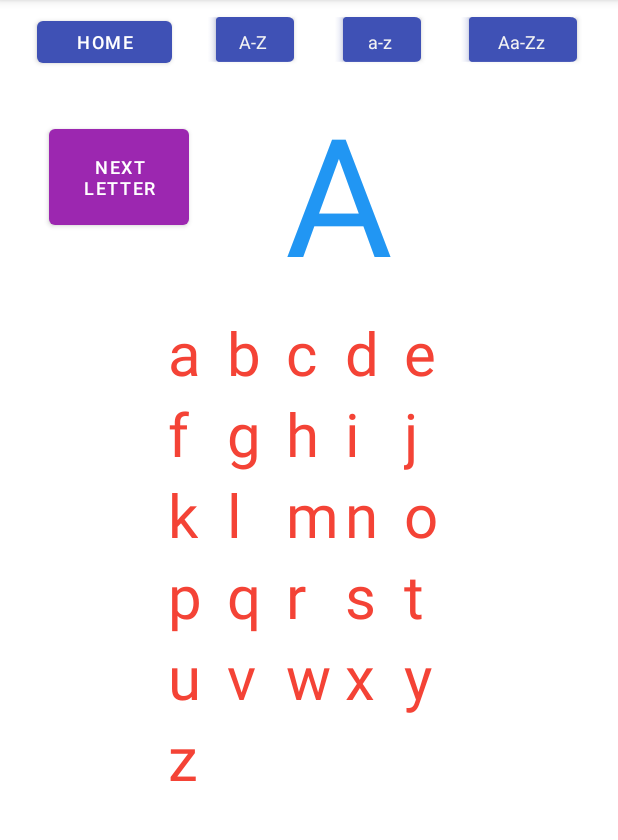
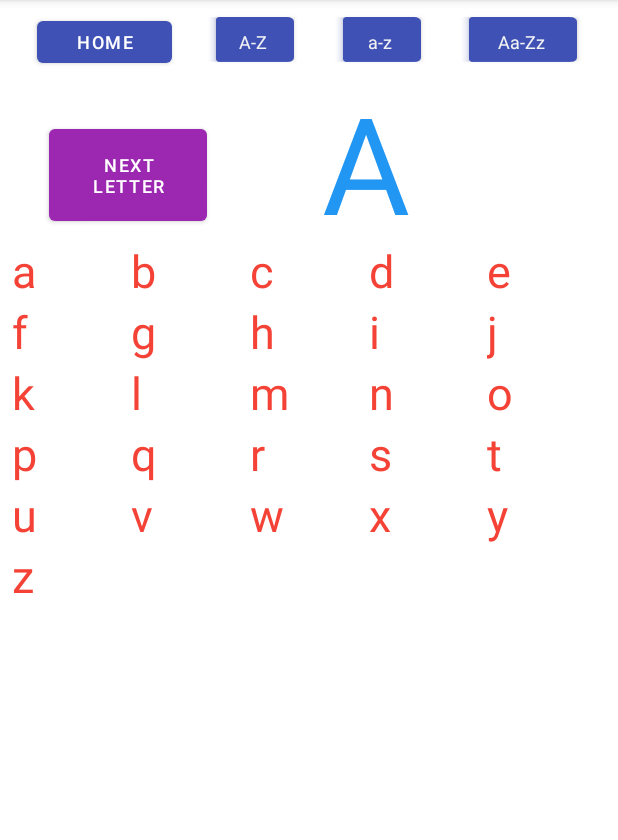
Before and after one commit to sanjeevchougala/AndroidStudioProjects, an Android app: the AlphabetsActivity screen opened directly, with no data from a screen before it, on a phone screen of 412 x 824 dp, the part 84-924 px from its top. Run offline under Robolectric (Android 15) with nearby library versions, the phone set to English and light mode, and no system bars.

Commit message:
updated chowkabara

```diff
--- a/Chowkabara2/app/src/main/java/com/funofuntime/chowkabara/IconAdapter.kt
+++ b/Chowkabara2/app/src/main/java/com/funofuntime/chowkabara/IconAdapter.kt
@@ -23,6 +23,10 @@ class IconAdapter(val icons: ArrayList<Icon>) :
         }
 
         override fun onClick(v: View?) {
+                if(ChowkaBaraBoard.diceValue == 0) {
+                    (view.context as GameActivity).messagePopUp("Alert", " Roll the dice first to move your icon")
+                    return
+                }
                 (view.context as GameActivity).updateBoard(icon, adapterPosition)
             }
 
--- a/Chowkabara2/app/src/main/res/values/strings.xml
+++ b/Chowkabara2/app/src/main/res/values/strings.xml
@@ -23,4 +23,6 @@
     <string name="confirm_players">confirm players</string>
     <string name="textview">TextView</string>
     <string name="roll_dice">ROLL Dice</string>
+    <string name="pass">Let Next Player GO!</string>
+
 </resources>
--- a/FunOFunTimes/app/build.gradle
+++ b/FunOFunTimes/app/build.gradle
@@ -11,8 +11,8 @@ android {
         applicationId "com.funofuntime.funofuntimes"
         minSdkVersion 20
         targetSdkVersion 30
-        versionCode 5
-        versionName "5.0"
+        versionCode 6
+        versionName "6.0"
 
         testInstrumentationRunner "androidx.test.runner.AndroidJUnitRunner"
     }
--- a/FunOFunTimes/app/src/main/res/layout/activity_alphabet.xml
+++ b/FunOFunTimes/app/src/main/res/layout/activity_alphabet.xml
@@ -9,10 +9,9 @@
         android:id="@+id/ltrTextView"
         android:layout_width="wrap_content"
         android:layout_height="wrap_content"
-        android:layout_marginStart="4dp"
         android:gravity="center_horizontal"
         android:textColor="#F44336"
-        android:textSize="40sp"
+        android:textSize="30sp"
         app:layout_constraintStart_toStartOf="parent"
         app:layout_constraintTop_toTopOf="parent" />
 </androidx.constraintlayout.widget.ConstraintLayout>
--- a/FunOFunTimes/app/src/main/res/layout/activity_alphabets.xml
+++ b/FunOFunTimes/app/src/main/res/layout/activity_alphabets.xml
@@ -58,8 +58,8 @@
 
     <Button
         android:id="@+id/getLetterButton"
-        android:layout_width="93dp"
-        android:layout_height="76dp"
+        android:layout_width="105dp"
+        android:layout_height="73dp"
         android:layout_marginStart="8dp"
         android:layout_marginTop="32dp"
         android:text="@string/next_letter"
@@ -71,37 +71,28 @@
 
     <TextView
         android:id="@+id/alphaTextView"
-        android:layout_width="200dp"
-        android:layout_height="160dp"
+        android:layout_width="212dp"
+        android:layout_height="115dp"
         android:gravity="center"
         android:text="@string/a"
         android:textColor="#2196F3"
-        android:textSize="110sp"
+        android:textSize="90sp"
         app:layout_constraintStart_toEndOf="@id/getLetterButton"
         app:layout_constraintTop_toBottomOf="@id/homeButton" />
 
     <ScrollView
-        android:id="@+id/scrollView2"
-        android:layout_width="wrap_content"
-        android:layout_height="wrap_content"
-        app:layout_constraintEnd_toEndOf="parent"
-        app:layout_constraintHorizontal_bias="0.5"
-        app:layout_constraintStart_toStartOf="parent"
-        app:layout_constraintTop_toBottomOf="@id/alphaTextView">
+        android:layout_width="match_parent"
+        android:layout_height="match_parent">
 
-        <LinearLayout
-            android:layout_width="wrap_content"
+        <androidx.recyclerview.widget.RecyclerView
+            android:id="@+id/alphabetRecyclerView"
+            android:layout_width="match_parent"
             android:layout_height="wrap_content"
-            android:orientation="vertical">
+            android:layout_marginStart="8dp"
+            android:layout_marginTop="160dp"
+            android:layout_marginEnd="8dp">
 
-            <androidx.recyclerview.widget.RecyclerView
-                android:id="@+id/alphabetRecyclerView"
-                android:layout_width="match_parent"
-                android:layout_height="wrap_content">
-
-            </androidx.recyclerview.widget.RecyclerView>
-
-        </LinearLayout>
+        </androidx.recyclerview.widget.RecyclerView>
     </ScrollView>
 
 </androidx.constraintlayout.widget.ConstraintLayout>
--- a/FunOFunTimes/app/src/main/res/values/strings.xml
+++ b/FunOFunTimes/app/src/main/res/values/strings.xml
@@ -39,8 +39,6 @@
     <string name="learn_numbers">Learn Numbers</string>
     <string name="set">SET</string>
     <string name="L100">100</string>
-    <string name="tab_text_1">Tab 1</string>
-    <string name="tab_text_2">Tab 2</string>
     <string name="_1tictactoebtn">1</string>
     <string name="_2tictactoebtn">2</string>
     <string name="_3tictactoebtn">3</string>
```
Also changed, not shown: Chowkabara2/app/src/main/java/com/funofuntime/chowkabara/ChowkaBaraBoard.kt (+13 -4 lines), Chowkabara2/app/src/main/java/com/funofuntime/chowkabara/GameActivity.kt (+112 -28 lines), Chowkabara2/app/src/main/res/layout/activity_game.xml (+13 -2 lines), FunOFunTimes/app/src/main/java/com/funofuntime/funofuntimes/TicTacToe.kt (+26 -25 lines), FunOFunTimes/app/src/main/res/layout/activity_addsub.xml (+4 -4 lines).
